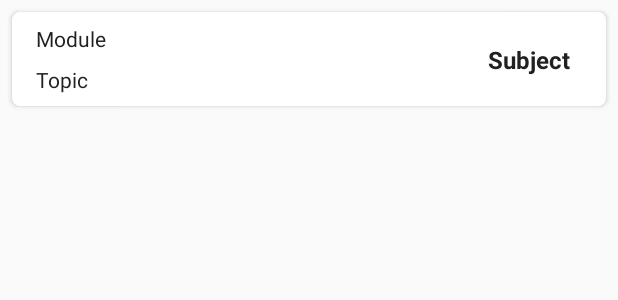
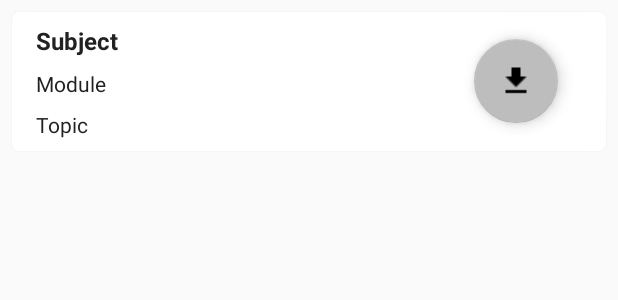
Before and after one commit to BrylleGomez/nitaq-mobile, an Android app: the layout fragment_courses_package_viewholder.xml on its own in the app's theme, with its tools: preview values and no code run, on a phone screen of 412 x 824 dp. Shown: the top 300 px of the screen. Run offline under Robolectric (Android 15) with nearby library versions, the phone set to English and light mode, and no system bars.

Commit message:
no message

```diff
--- a/app/src/main/res/layout/fragment_courses_package_viewholder.xml
+++ b/app/src/main/res/layout/fragment_courses_package_viewholder.xml
@@ -1,33 +1,37 @@
 <?xml version="1.0" encoding="utf-8"?>
-<androidx.constraintlayout.widget.ConstraintLayout xmlns:app="http://schemas.android.com/apk/res-auto"
+<LinearLayout xmlns:android="http://schemas.android.com/apk/res/android"
+    xmlns:app="http://schemas.android.com/apk/res-auto"
     xmlns:tools="http://schemas.android.com/tools"
     android:layout_width="match_parent"
     android:layout_height="wrap_content"
-    android:orientation="vertical"
     android:layout_gravity="center_horizontal"
-    android:padding="8dp"
     android:layout_margin="8dp"
     android:background="@drawable/shapes"
     android:elevation="2dp"
-    xmlns:android="http://schemas.android.com/apk/res/android">
+
+    android:padding="8dp">
+
+    <LinearLayout
+        android:layout_width="300dp"
+        android:layout_height="wrap_content"
+        android:orientation="vertical">
 
         <TextView
             android:id="@+id/fragment_courses_viewholder_subject"
             android:layout_width="wrap_content"
             android:layout_height="wrap_content"
             android:layout_gravity="start"
-        android:layout_marginEnd="8dp"
             android:paddingLeft="8dp"
             android:paddingRight="8dp"
+            android:paddingBottom="8dp"
+
             android:text="Subject"
             android:textColor="@color/colorPrimaryText"
             android:textSize="16sp"
             android:textStyle="bold"
-        app:layout_constraintBottom_toBottomOf="parent"
-        app:layout_constraintEnd_toEndOf="parent"
             app:layout_constraintHorizontal_bias="1.0"
             app:layout_constraintStart_toStartOf="parent"
-        app:layout_constraintTop_toTopOf="parent" />
+            app:layout_constraintVertical_bias="0.0" />
 
         <TextView
             android:id="@+id/fragment_courses_viewholder_module"
@@ -37,13 +41,7 @@
             android:paddingLeft="8dp"
             android:paddingRight="8dp"
             android:text="Module"
-        android:textColor="@color/colorPrimaryText"
-        app:layout_constraintBottom_toBottomOf="parent"
-        app:layout_constraintEnd_toEndOf="parent"
-        app:layout_constraintHorizontal_bias="0.0"
-        app:layout_constraintStart_toStartOf="parent"
-        app:layout_constraintTop_toTopOf="parent"
-        app:layout_constraintVertical_bias="0.0" />
+            android:textColor="@color/colorPrimaryText" />
 
         <TextView
             android:id="@+id/fragment_courses_viewholder_topic"
@@ -54,12 +52,19 @@
             android:paddingLeft="8dp"
             android:paddingRight="8dp"
             android:text="Topic"
-        android:textColor="@color/colorPrimaryText"
-        app:layout_constraintBottom_toBottomOf="parent"
-        app:layout_constraintEnd_toEndOf="parent"
-        app:layout_constraintHorizontal_bias="0.0"
-        app:layout_constraintStart_toStartOf="parent"
-        app:layout_constraintTop_toBottomOf="@+id/fragment_courses_viewholder_module"
-        app:layout_constraintVertical_bias="0.0" />
+            android:textColor="@color/colorPrimaryText" />
 
-</androidx.constraintlayout.widget.ConstraintLayout>
+    </LinearLayout>
+
+    <com.google.android.material.floatingactionbutton.FloatingActionButton
+        android:id="@+id/floatingActionButton2"
+        android:layout_width="wrap_content"
+        android:layout_height="wrap_content"
+        android:layout_gravity="center"
+        android:layout_weight="1"
+        android:clickable="true"
+        app:backgroundTint="@color/colorDivider"
+        app:srcCompat="@drawable/download_24" />
+
+
+</LinearLayout>
```
Lines whose indentation alone changed are shown as unchanged.
